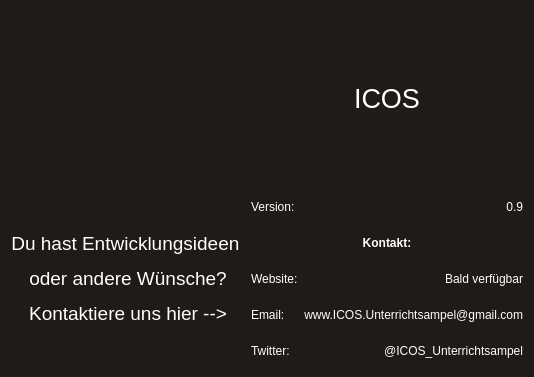
The window that ui/aboutwindow.ui (TimLehmitz/ICOS) describes before a commit, drawn with Qt 5.
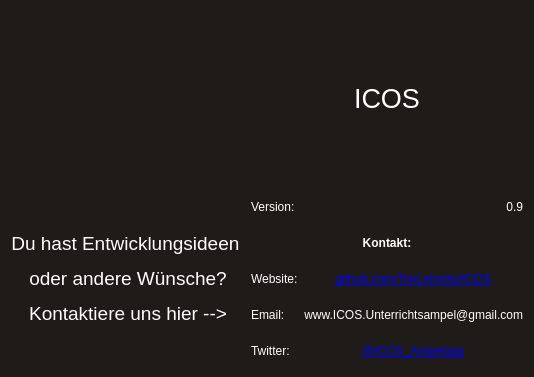
The same window after the commit. Icons and pictures are not drawn.

Diff of the .ui file:
```diff
--- a/ui/aboutwindow.ui
+++ b/ui/aboutwindow.ui
@@ -6,7 +6,7 @@
    <rect>
     <x>0</x>
     <y>0</y>
-    <width>529</width>
+    <width>532</width>
     <height>377</height>
    </rect>
   </property>
@@ -82,7 +82,7 @@
          <item row="2" column="1">
           <widget class="QLabel" name="label_8">
            <property name="text">
-            <string>&lt;html&gt;&lt;head/&gt;&lt;body&gt;&lt;p align=&quot;right&quot;&gt;Bald verfügbar&lt;/p&gt;&lt;/body&gt;&lt;/html&gt;</string>
+            <string>&lt;html&gt;&lt;head/&gt;&lt;body&gt;&lt;p&gt;&lt;a href=&quot;https://github.com/TimLehmitz/ICOS&quot;&gt;&lt;span style=&quot; text-decoration: underline; color:#0000ff;&quot;&gt;github.com/TimLehmitz/ICOS&lt;/span&gt;&lt;/a&gt;&lt;/p&gt;&lt;/body&gt;&lt;/html&gt;</string>
            </property>
            <property name="alignment">
             <set>Qt::AlignCenter</set>
@@ -137,7 +137,7 @@
          <item row="4" column="1">
           <widget class="QLabel" name="label_11">
            <property name="text">
-            <string>&lt;html&gt;&lt;head/&gt;&lt;body&gt;&lt;p align=&quot;right&quot;&gt;@ICOS_Unterrichtsampel&lt;/p&gt;&lt;/body&gt;&lt;/html&gt;</string>
+            <string>&lt;html&gt;&lt;head/&gt;&lt;body&gt;&lt;p&gt;&lt;a href=&quot;https://twitter.com/ICOS_Ampelapp&quot;&gt;&lt;span style=&quot; text-decoration: underline; color:#0000ff;&quot;&gt;@ICOS_Ampelapp&lt;/span&gt;&lt;/a&gt;&lt;/p&gt;&lt;/body&gt;&lt;/html&gt;</string>
            </property>
            <property name="alignment">
             <set>Qt::AlignCenter</set>
```
